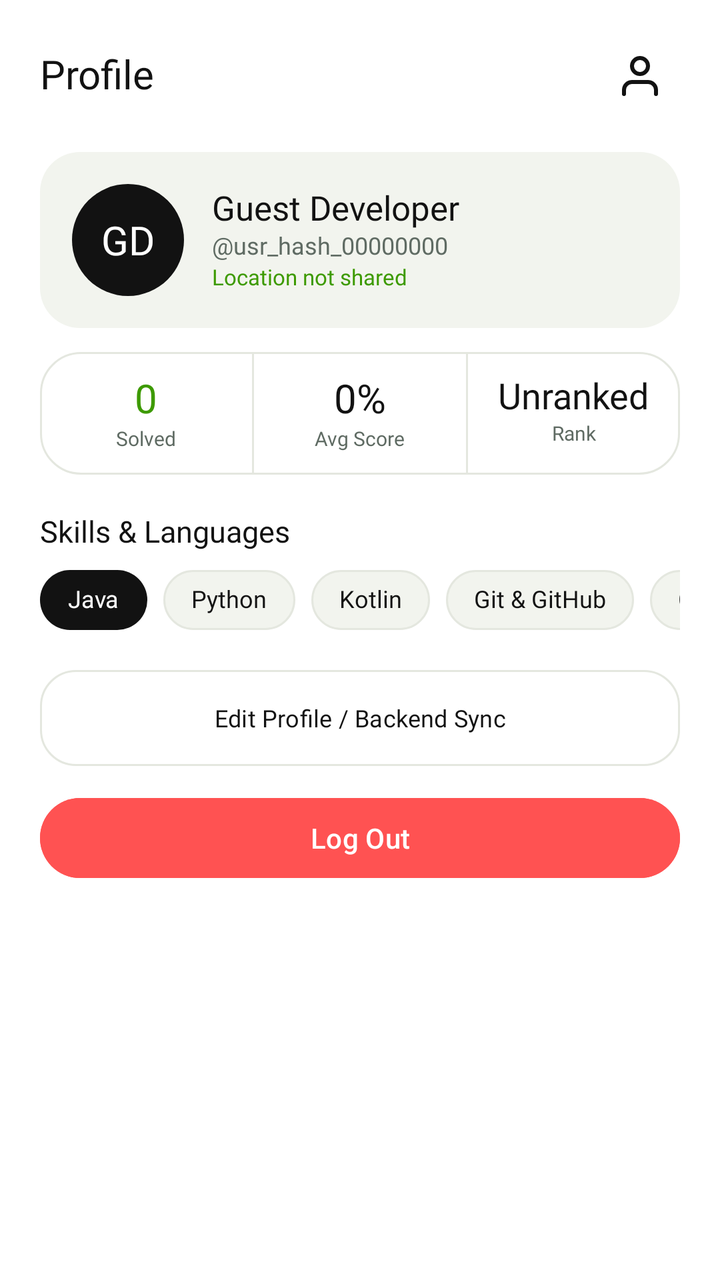
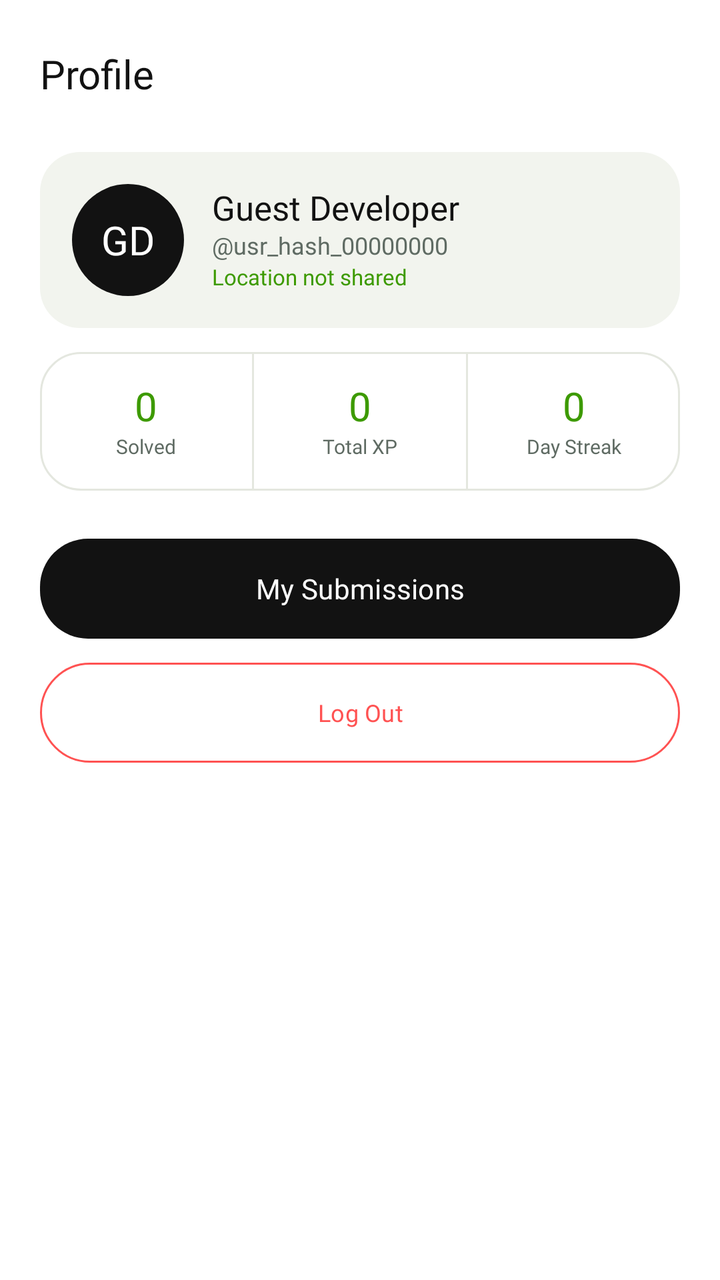

Before-and-after screenshots of an Android layout around one commit, followed by the original layout XML and the change that was made.
<!-- AndroidManifest.xml: application theme Theme.CodeBridge -->
<!-- res/layout/fragment_profile.xml -->
<androidx.core.widget.NestedScrollView xmlns:android="http://schemas.android.com/apk/res/android"
    xmlns:app="http://schemas.android.com/apk/res-auto"
    android:layout_width="match_parent"
    android:layout_height="match_parent"
    android:background="@color/cb_bg"
    android:fillViewport="true"
    android:overScrollMode="never">

    <LinearLayout
        android:layout_width="match_parent"
        android:layout_height="wrap_content"
        android:orientation="vertical"
        android:paddingStart="20dp"
        android:paddingTop="16dp"
        android:paddingEnd="20dp"
        android:paddingBottom="32dp">

        
        <FrameLayout
            android:layout_width="match_parent"
            android:layout_height="44dp">

            <TextView
                style="@style/CbText.Title"
                android:layout_width="wrap_content"
                android:layout_height="wrap_content"
                android:layout_gravity="start|center_vertical"
                android:text="Profile"
                android:textSize="20sp" />

            <ImageButton
                android:id="@+id/btnSettings"
                android:layout_width="40dp"
                android:layout_height="40dp"
                android:layout_gravity="end|center_vertical"
                android:background="?attr/selectableItemBackgroundBorderless"
                android:contentDescription="Settings"
                android:src="@drawable/ic_cb_user"
                app:tint="@color/cb_ink" />
        </FrameLayout>

        
        <LinearLayout
            android:layout_width="match_parent"
            android:layout_height="wrap_content"
            android:layout_marginTop="16dp"
            android:background="@drawable/bg_card"
            android:gravity="center_vertical"
            android:orientation="horizontal"
            android:padding="16dp">

            <TextView
                android:id="@+id/tvAvatar"
                android:layout_width="56dp"
                android:layout_height="56dp"
                android:background="@drawable/bg_circle_black"
                android:fontFamily="@font/nunito_extrabold"
                android:gravity="center"
                android:text="GD"
                android:textColor="@color/cb_bg"
                android:textSize="20sp" />

            <LinearLayout
                android:layout_width="0dp"
                android:layout_height="wrap_content"
                android:layout_marginStart="14dp"
                android:layout_weight="1"
                android:orientation="vertical">

                <TextView
                    android:id="@+id/tvName"
                    style="@style/CbText.Strong"
                    android:layout_width="wrap_content"
                    android:layout_height="wrap_content"
                    android:text="Guest Developer"
                    android:textSize="17sp" />

                <TextView
                    android:id="@+id/tvHandle"
                    style="@style/CbText.Caption"
                    android:layout_width="wrap_content"
                    android:layout_height="wrap_content"
                    android:layout_marginTop="2dp"
                    android:text="&#64;usr_hash_00000000"
                    android:textSize="12sp" />

                <TextView
                    android:id="@+id/tvLocation"
                    style="@style/CbText.Caption"
                    android:layout_width="wrap_content"
                    android:layout_height="wrap_content"
                    android:layout_marginTop="2dp"
                    android:text="Location not shared"
                    android:textColor="@color/cb_green_dark"
                    android:textSize="11sp" />
            </LinearLayout>
        </LinearLayout>

        
        <LinearLayout
            android:layout_width="match_parent"
            android:layout_height="wrap_content"
            android:layout_marginTop="12dp"
            android:background="@drawable/bg_card_outline"
            android:orientation="horizontal">

            <LinearLayout
                android:layout_width="0dp"
                android:layout_height="wrap_content"
                android:layout_weight="1"
                android:gravity="center_horizontal"
                android:orientation="vertical"
                android:paddingTop="12dp"
                android:paddingBottom="12dp">

                <TextView
                    android:id="@+id/tvSolvedCount"
                    style="@style/CbText.Title"
                    android:layout_width="wrap_content"
                    android:layout_height="wrap_content"
                    android:text="0"
                    android:textColor="@color/cb_green_dark"
                    android:textSize="20sp" />

                <TextView
                    style="@style/CbText.Caption"
                    android:layout_width="wrap_content"
                    android:layout_height="wrap_content"
                    android:layout_marginTop="2dp"
                    android:text="Solved"
                    android:textSize="10sp" />
            </LinearLayout>

            <View
                android:layout_width="1dp"
                android:layout_height="match_parent"
                android:background="@color/cb_line" />

            <LinearLayout
                android:layout_width="0dp"
                android:layout_height="wrap_content"
                android:layout_weight="1"
                android:gravity="center_horizontal"
                android:orientation="vertical"
                android:paddingTop="12dp"
                android:paddingBottom="12dp">

                <TextView
                    android:id="@+id/tvAvgScore"
                    style="@style/CbText.Title"
                    android:layout_width="wrap_content"
                    android:layout_height="wrap_content"
                    android:text="0%"
                    android:textSize="20sp" />

                <TextView
                    style="@style/CbText.Caption"
                    android:layout_width="wrap_content"
                    android:layout_height="wrap_content"
                    android:layout_marginTop="2dp"
                    android:text="Avg Score"
                    android:textSize="10sp" />
            </LinearLayout>

            <View
                android:layout_width="1dp"
                android:layout_height="match_parent"
                android:background="@color/cb_line" />

            <LinearLayout
                android:layout_width="0dp"
                android:layout_height="wrap_content"
                android:layout_weight="1"
                android:gravity="center_horizontal"
                android:orientation="vertical"
                android:paddingTop="12dp"
                android:paddingBottom="12dp">

                <TextView
                    android:id="@+id/tvRank"
                    style="@style/CbText.Title"
                    android:layout_width="wrap_content"
                    android:layout_height="wrap_content"
                    android:text="Unranked"
                    android:textSize="18sp" />

                <TextView
                    style="@style/CbText.Caption"
                    android:layout_width="wrap_content"
                    android:layout_height="wrap_content"
                    android:layout_marginTop="2dp"
                    android:text="Rank"
                    android:textSize="10sp" />
            </LinearLayout>
        </LinearLayout>

        
        <TextView
            style="@style/CbText.Section"
            android:layout_width="wrap_content"
            android:layout_height="wrap_content"
            android:layout_marginTop="20dp"
            android:text="Skills &amp; Languages" />

        <HorizontalScrollView
            android:layout_width="match_parent"
            android:layout_height="wrap_content"
            android:layout_marginTop="10dp"
            android:clipToPadding="false"
            android:scrollbars="none">

            <LinearLayout
                android:layout_width="wrap_content"
                android:layout_height="wrap_content"
                android:orientation="horizontal">

                <TextView
                    style="@style/CbText.Strong"
                    android:layout_width="wrap_content"
                    android:layout_height="wrap_content"
                    android:layout_marginEnd="8dp"
                    android:background="@drawable/bg_chip_selected"
                    android:paddingHorizontal="14dp"
                    android:paddingVertical="8dp"
                    android:text="Java"
                    android:textColor="@color/cb_bg"
                    android:textSize="12sp" />

                <TextView
                    style="@style/CbText.Strong"
                    android:layout_width="wrap_content"
                    android:layout_height="wrap_content"
                    android:layout_marginEnd="8dp"
                    android:background="@drawable/bg_chip"
                    android:paddingHorizontal="14dp"
                    android:paddingVertical="8dp"
                    android:text="Python"
                    android:textColor="@color/cb_ink"
                    android:textSize="12sp" />

                <TextView
                    style="@style/CbText.Strong"
                    android:layout_width="wrap_content"
                    android:layout_height="wrap_content"
                    android:layout_marginEnd="8dp"
                    android:background="@drawable/bg_chip"
                    android:paddingHorizontal="14dp"
                    android:paddingVertical="8dp"
                    android:text="Kotlin"
                    android:textColor="@color/cb_ink"
                    android:textSize="12sp" />

                <TextView
                    style="@style/CbText.Strong"
                    android:layout_width="wrap_content"
                    android:layout_height="wrap_content"
                    android:layout_marginEnd="8dp"
                    android:background="@drawable/bg_chip"
                    android:paddingHorizontal="14dp"
                    android:paddingVertical="8dp"
                    android:text="Git &amp; GitHub"
                    android:textColor="@color/cb_ink"
                    android:textSize="12sp" />

                <TextView
                    style="@style/CbText.Strong"
                    android:layout_width="wrap_content"
                    android:layout_height="wrap_content"
                    android:background="@drawable/bg_chip"
                    android:paddingHorizontal="14dp"
                    android:paddingVertical="8dp"
                    android:text="Cloud Computing"
                    android:textColor="@color/cb_ink"
                    android:textSize="12sp" />
            </LinearLayout>
        </HorizontalScrollView>

        
        <com.google.android.material.button.MaterialButton
            android:id="@+id/btnEditProfile"
            style="@style/CbButton.Outline"
            android:layout_width="match_parent"
            android:layout_height="48dp"
            android:layout_marginTop="20dp"
            android:text="Edit Profile / Backend Sync" />

        
        <com.google.android.material.button.MaterialButton
            android:id="@+id/btnLogout"
            android:layout_width="match_parent"
            android:layout_height="48dp"
            android:layout_marginTop="12dp"
            android:backgroundTint="#FF5252"
            android:text="Log Out"
            android:textColor="@android:color/white"
            android:textAllCaps="false"
            app:cornerRadius="24dp" />

    </LinearLayout>
</androidx.core.widget.NestedScrollView>
<!-- resources referenced by this layout -->
<resources>
  <color name="cb_bg">#FFFFFF</color>
  <color name="cb_green_dark">#3D9A00</color>
  <color name="cb_ink">#121212</color>
  <color name="cb_line">#E4E7DF</color>
  <!-- drawable bg_card (drawable) -->
  <?xml version="1.0" encoding="utf-8"?>
  <shape xmlns:android="http://schemas.android.com/apk/res/android" android:shape="rectangle">
    <solid android:color="@color/cb_card"/>
    <corners android:radius="20dp"/>
  </shape>
  <!-- drawable bg_card_outline (drawable) -->
  <?xml version="1.0" encoding="utf-8"?>
  <shape xmlns:android="http://schemas.android.com/apk/res/android" android:shape="rectangle">
    <solid android:color="@color/cb_bg"/>
    <stroke android:width="1dp" android:color="@color/cb_line"/>
    <corners android:radius="20dp"/>
  </shape>
  <!-- drawable bg_chip (drawable) -->
  <?xml version="1.0" encoding="utf-8"?>
  <shape xmlns:android="http://schemas.android.com/apk/res/android" android:shape="rectangle">
    <solid android:color="@color/cb_card"/>
    <stroke android:width="1dp" android:color="@color/cb_line"/>
    <corners android:radius="16dp"/>
  </shape>
  <!-- drawable bg_chip_selected (drawable) -->
  <?xml version="1.0" encoding="utf-8"?>
  <shape xmlns:android="http://schemas.android.com/apk/res/android" android:shape="rectangle">
    <solid android:color="@color/cb_ink"/>
    <corners android:radius="16dp"/>
  </shape>
  <!-- drawable bg_circle_black (drawable) -->
  <?xml version="1.0" encoding="utf-8"?>
  <shape xmlns:android="http://schemas.android.com/apk/res/android" android:shape="oval">
    <solid android:color="@color/cb_ink"/>
  </shape>
  <!-- drawable ic_cb_user (drawable) -->
  <?xml version="1.0" encoding="utf-8"?>
  <vector xmlns:android="http://schemas.android.com/apk/res/android"
      android:width="24dp" android:height="24dp" android:viewportWidth="24" android:viewportHeight="24">
      <path android:pathData="M20 21v-2a4 4 0 0 0-4-4H8a4 4 0 0 0-4 4v2" android:strokeColor="#FF121212" android:strokeWidth="2" android:strokeLineCap="round" android:strokeLineJoin="round"/>
      <path android:pathData="M8.0,7.0 a4.0,4.0 0 1,0 8.0,0 a4.0,4.0 0 1,0 -8.0,0" android:strokeColor="#FF121212" android:strokeWidth="2" android:strokeLineCap="round" android:strokeLineJoin="round"/>
  </vector>
  <style name="CbButton.Outline" parent="Widget.Material3.Button.OutlinedButton">
          <item name="android:fontFamily">@font/nunito_bold</item>
          <item name="android:textSize">12sp</item>
          <item name="android:textAllCaps">false</item>
          <item name="android:textColor">@color/cb_ink</item>
          <item name="android:insetTop">0dp</item>
          <item name="android:insetBottom">0dp</item>
          <item name="android:minHeight">36dp</item>
          <item name="strokeColor">@color/cb_line</item>
          <item name="cornerRadius">18dp</item>
      </style>
  <style name="CbText.Caption">
          <item name="android:textSize">11sp</item>
          <item name="android:textColor">@color/cb_text_secondary</item>
      </style>
  <style name="CbText.Section">
          <item name="android:textSize">15sp</item>
          <item name="android:fontFamily">@font/nunito_extrabold</item>
      </style>
  <style name="CbText.Strong">
          <item name="android:textSize">13sp</item>
          <item name="android:fontFamily">@font/nunito_bold</item>
      </style>
  <style name="CbText.Title">
          <item name="android:textSize">18sp</item>
          <item name="android:fontFamily">@font/nunito_extrabold</item>
      </style>
  <style name="Theme.CodeBridge" parent="Theme.Material3.Light.NoActionBar">
          <item name="colorPrimary">@color/cb_green</item>
          <item name="colorOnPrimary">@color/cb_ink</item>
          <item name="android:statusBarColor">@color/cb_bg</item>
          <item name="android:navigationBarColor">@color/cb_bg</item>
          <item name="android:windowLightStatusBar">true</item>
      </style>
  <color name="cb_card">#F2F4EE</color>
  <color name="cb_text_secondary">#5F6B63</color>
  <color name="cb_green">#6EC20F</color>
</resources>

<!-- the commit's change to res/layout/fragment_profile.xml (unified diff, before → after) -->
@@ -15,11 +15,9 @@
         android:paddingEnd="20dp"
         android:paddingBottom="32dp">
 
-        
         <FrameLayout
             android:layout_width="match_parent"
             android:layout_height="44dp">
-
             <TextView
                 style="@style/CbText.Title"
                 android:layout_width="wrap_content"
@@ -27,19 +25,8 @@
                 android:layout_gravity="start|center_vertical"
                 android:text="Profile"
                 android:textSize="20sp" />
-
-            <ImageButton
-                android:id="@+id/btnSettings"
-                android:layout_width="40dp"
-                android:layout_height="40dp"
-                android:layout_gravity="end|center_vertical"
-                android:background="?attr/selectableItemBackgroundBorderless"
-                android:contentDescription="Settings"
-                android:src="@drawable/ic_cb_user"
-                app:tint="@color/cb_ink" />
         </FrameLayout>
 
-        
         <LinearLayout
             android:layout_width="match_parent"
             android:layout_height="wrap_content"
@@ -110,9 +97,8 @@
                 android:layout_weight="1"
                 android:gravity="center_horizontal"
                 android:orientation="vertical"
-                android:paddingTop="12dp"
-                android:paddingBottom="12dp">
-
+                android:paddingTop="16dp"
+                android:paddingBottom="16dp">
                 <TextView
                     android:id="@+id/tvSolvedCount"
                     style="@style/CbText.Title"
@@ -121,7 +107,6 @@
                     android:text="0"
                     android:textColor="@color/cb_green_dark"
                     android:textSize="20sp" />
-
                 <TextView
                     style="@style/CbText.Caption"
                     android:layout_width="wrap_content"
@@ -142,23 +127,22 @@
                 android:layout_weight="1"
                 android:gravity="center_horizontal"
                 android:orientation="vertical"
-                android:paddingTop="12dp"
-                android:paddingBottom="12dp">
-
-                <TextView
-                    android:id="@+id/tvAvgScore"
+                android:paddingTop="16dp"
+                android:paddingBottom="16dp">
+                <TextView
+                    android:id="@+id/tvTotalXp"
                     style="@style/CbText.Title"
                     android:layout_width="wrap_content"
                     android:layout_height="wrap_content"
-                    android:text="0%"
+                    android:text="0"
+                    android:textColor="@color/cb_green_dark"
                     android:textSize="20sp" />
-
-                <TextView
-                    style="@style/CbText.Caption"
-                    android:layout_width="wrap_content"
-                    android:layout_height="wrap_content"
-                    android:layout_marginTop="2dp"
-                    android:text="Avg Score"
+                <TextView
+                    style="@style/CbText.Caption"
+                    android:layout_width="wrap_content"
+                    android:layout_height="wrap_content"
+                    android:layout_marginTop="2dp"
+                    android:text="Total XP"
                     android:textSize="10sp" />
             </LinearLayout>
 
@@ -173,128 +157,45 @@
                 android:layout_weight="1"
                 android:gravity="center_horizontal"
                 android:orientation="vertical"
-                android:paddingTop="12dp"
-                android:paddingBottom="12dp">
-
-                <TextView
-                    android:id="@+id/tvRank"
+                android:paddingTop="16dp"
+                android:paddingBottom="16dp">
+                <TextView
+                    android:id="@+id/tvStreak"
                     style="@style/CbText.Title"
                     android:layout_width="wrap_content"
                     android:layout_height="wrap_content"
-                    android:text="Unranked"
-                    android:textSize="18sp" />
-
-                <TextView
-                    style="@style/CbText.Caption"
-                    android:layout_width="wrap_content"
-                    android:layout_height="wrap_content"
-                    android:layout_marginTop="2dp"
-                    android:text="Rank"
+                    android:text="0"
+                    android:textColor="@color/cb_green_dark"
+                    android:textSize="20sp" />
+                <TextView
+                    style="@style/CbText.Caption"
+                    android:layout_width="wrap_content"
+                    android:layout_height="wrap_content"
+                    android:layout_marginTop="2dp"
+                    android:text="Day Streak"
                     android:textSize="10sp" />
             </LinearLayout>
         </LinearLayout>
 
-        
-        <TextView
-            style="@style/CbText.Section"
-            android:layout_width="wrap_content"
-            android:layout_height="wrap_content"
-            android:layout_marginTop="20dp"
-            android:text="Skills &amp; Languages" />
-
-        <HorizontalScrollView
-            android:layout_width="match_parent"
-            android:layout_height="wrap_content"
-            android:layout_marginTop="10dp"
-            android:clipToPadding="false"
-            android:scrollbars="none">
-
-            <LinearLayout
-                android:layout_width="wrap_content"
-                android:layout_height="wrap_content"
-                android:orientation="horizontal">
-
-                <TextView
-                    style="@style/CbText.Strong"
-                    android:layout_width="wrap_content"
-                    android:layout_height="wrap_content"
-                    android:layout_marginEnd="8dp"
-                    android:background="@drawable/bg_chip_selected"
-                    android:paddingHorizontal="14dp"
-                    android:paddingVertical="8dp"
-                    android:text="Java"
-                    android:textColor="@color/cb_bg"
-                    android:textSize="12sp" />
-
-                <TextView
-                    style="@style/CbText.Strong"
-                    android:layout_width="wrap_content"
-                    android:layout_height="wrap_content"
-                    android:layout_marginEnd="8dp"
-                    android:background="@drawable/bg_chip"
-                    android:paddingHorizontal="14dp"
-                    android:paddingVertical="8dp"
-                    android:text="Python"
-                    android:textColor="@color/cb_ink"
-                    android:textSize="12sp" />
-
-                <TextView
-                    style="@style/CbText.Strong"
-                    android:layout_width="wrap_content"
-                    android:layout_height="wrap_content"
-                    android:layout_marginEnd="8dp"
-                    android:background="@drawable/bg_chip"
-                    android:paddingHorizontal="14dp"
-                    android:paddingVertical="8dp"
-                    android:text="Kotlin"
-                    android:textColor="@color/cb_ink"
-                    android:textSize="12sp" />
-
-                <TextView
-                    style="@style/CbText.Strong"
-                    android:layout_width="wrap_content"
-                    android:layout_height="wrap_content"
-                    android:layout_marginEnd="8dp"
-                    android:background="@drawable/bg_chip"
-                    android:paddingHorizontal="14dp"
-                    android:paddingVertical="8dp"
-                    android:text="Git &amp; GitHub"
-                    android:textColor="@color/cb_ink"
-                    android:textSize="12sp" />
-
-                <TextView
-                    style="@style/CbText.Strong"
-                    android:layout_width="wrap_content"
-                    android:layout_height="wrap_content"
-                    android:background="@drawable/bg_chip"
-                    android:paddingHorizontal="14dp"
-                    android:paddingVertical="8dp"
-                    android:text="Cloud Computing"
-                    android:textColor="@color/cb_ink"
-                    android:textSize="12sp" />
-            </LinearLayout>
-        </HorizontalScrollView>
-
-        
         <com.google.android.material.button.MaterialButton
-            android:id="@+id/btnEditProfile"
-            style="@style/CbButton.Outline"
-            android:layout_width="match_parent"
-            android:layout_height="48dp"
-            android:layout_marginTop="20dp"
-            android:text="Edit Profile / Backend Sync" />
-
-        
+            android:id="@+id/btnSubmissions"
+            style="@style/CbButton.Black"
+            android:layout_width="match_parent"
+            android:layout_height="50dp"
+            android:layout_marginTop="24dp"
+            android:text="My Submissions"
+            android:textSize="14sp" />
+
         <com.google.android.material.button.MaterialButton
             android:id="@+id/btnLogout"
-            android:layout_width="match_parent"
-            android:layout_height="48dp"
+            style="@style/CbButton.Outline"
+            android:layout_width="match_parent"
+            android:layout_height="50dp"
             android:layout_marginTop="12dp"
-            android:backgroundTint="#FF5252"
             android:text="Log Out"
-            android:textColor="@android:color/white"
-            android:textAllCaps="false"
-            app:cornerRadius="24dp" />
+            android:textColor="#FF5252"
+            app:strokeColor="#FF5252"
+            app:cornerRadius="25dp" />
 
     </LinearLayout>
 </androidx.core.widget.NestedScrollView>
<!-- resource entries referenced after the edit -->
@@ -17,31 +17,15 @@
     <stroke android:width="1dp" android:color="@color/cb_line"/>
     <corners android:radius="20dp"/>
   </shape>
-  <!-- drawable bg_chip (drawable) -->
-  <?xml version="1.0" encoding="utf-8"?>
-  <shape xmlns:android="http://schemas.android.com/apk/res/android" android:shape="rectangle">
-    <solid android:color="@color/cb_card"/>
-    <stroke android:width="1dp" android:color="@color/cb_line"/>
-    <corners android:radius="16dp"/>
-  </shape>
-  <!-- drawable bg_chip_selected (drawable) -->
-  <?xml version="1.0" encoding="utf-8"?>
-  <shape xmlns:android="http://schemas.android.com/apk/res/android" android:shape="rectangle">
-    <solid android:color="@color/cb_ink"/>
-    <corners android:radius="16dp"/>
-  </shape>
   <!-- drawable bg_circle_black (drawable) -->
   <?xml version="1.0" encoding="utf-8"?>
   <shape xmlns:android="http://schemas.android.com/apk/res/android" android:shape="oval">
     <solid android:color="@color/cb_ink"/>
   </shape>
-  <!-- drawable ic_cb_user (drawable) -->
-  <?xml version="1.0" encoding="utf-8"?>
-  <vector xmlns:android="http://schemas.android.com/apk/res/android"
-      android:width="24dp" android:height="24dp" android:viewportWidth="24" android:viewportHeight="24">
-      <path android:pathData="M20 21v-2a4 4 0 0 0-4-4H8a4 4 0 0 0-4 4v2" android:strokeColor="#FF121212" android:strokeWidth="2" android:strokeLineCap="round" android:strokeLineJoin="round"/>
-      <path android:pathData="M8.0,7.0 a4.0,4.0 0 1,0 8.0,0 a4.0,4.0 0 1,0 -8.0,0" android:strokeColor="#FF121212" android:strokeWidth="2" android:strokeLineCap="round" android:strokeLineJoin="round"/>
-  </vector>
+  <style name="CbButton.Black">
+          <item name="backgroundTint">@color/cb_ink</item>
+          <item name="android:textColor">@color/cb_bg</item>
+      </style>
   <style name="CbButton.Outline" parent="Widget.Material3.Button.OutlinedButton">
           <item name="android:fontFamily">@font/nunito_bold</item>
           <item name="android:textSize">12sp</item>
@@ -56,10 +40,6 @@
   <style name="CbText.Caption">
           <item name="android:textSize">11sp</item>
           <item name="android:textColor">@color/cb_text_secondary</item>
-      </style>
-  <style name="CbText.Section">
-          <item name="android:textSize">15sp</item>
-          <item name="android:fontFamily">@font/nunito_extrabold</item>
       </style>
   <style name="CbText.Strong">
           <item name="android:textSize">13sp</item>
